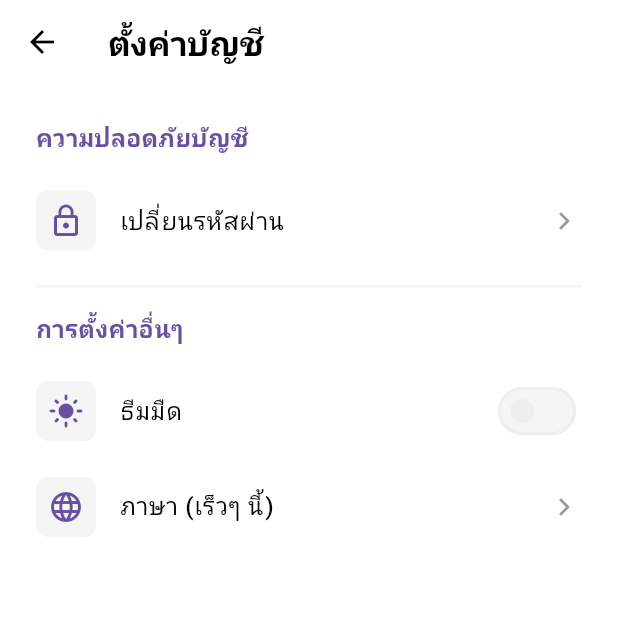
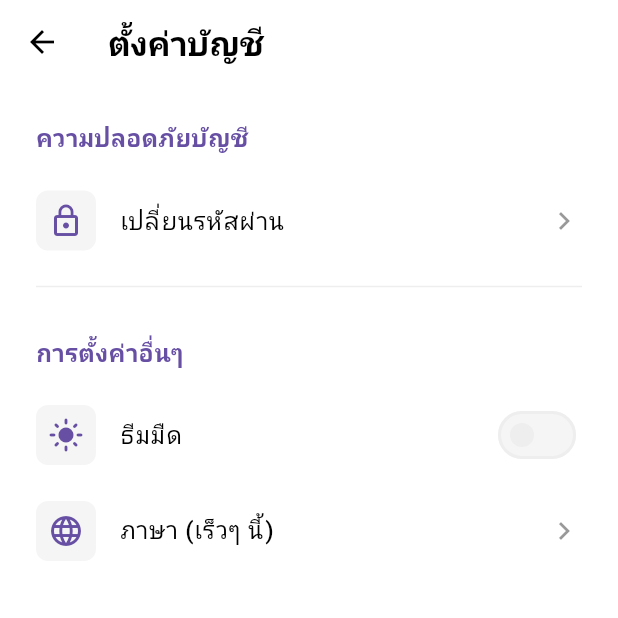
Before and after one commit to lillianxhub/Unitask-flutter, a Flutter app: the SettingsScreen screen opened directly, on a phone screen of 412 x 824 dp, the top half of it. Run offline on Flutter 3.47's test engine with Material 3 defaults, Android fonts, the phone set to English and light mode, and no system bars; our stand-ins replace cloud_firestore, firebase_auth, firebase_core, google_sign_in, shared_preferences; accounts and stored records are empty; generated files the repository leaves out were written again.

Commit message:
feat: add project detail and settings screens

```diff
--- a/lib/screens/settings_screen.dart
+++ b/lib/screens/settings_screen.dart
@@ -23,9 +23,10 @@ class SettingsScreen extends StatelessWidget {
         iconTheme: IconThemeData(color: cs.onSurface),
       ),
       body: ListView(
-        padding: const EdgeInsets.all(24),
         children: [
-          Text(
+          Padding(
+            padding: const EdgeInsets.fromLTRB(24, 24, 24, 16),
+            child: Text(
               'ความปลอดภัยบัญชี',
               style: TextStyle(
                 fontSize: 16,
@@ -33,7 +34,7 @@ class SettingsScreen extends StatelessWidget {
                 color: cs.primary,
               ),
             ),
-          const SizedBox(height: 16),
+          ),
           _buildSettingsTile(
             context,
             icon: Icons.lock_outline,
@@ -42,8 +43,13 @@ class SettingsScreen extends StatelessWidget {
               ChangePasswordBottomSheet.show(context);
             },
           ),
-          Divider(height: 32, color: cs.outline),
-          Text(
+          Padding(
+            padding: const EdgeInsets.symmetric(horizontal: 24),
+            child: Divider(height: 32, color: cs.outline),
+          ),
+          Padding(
+            padding: const EdgeInsets.symmetric(horizontal: 24, vertical: 16),
+            child: Text(
               'การตั้งค่าอื่นๆ',
               style: TextStyle(
                 fontSize: 16,
@@ -51,7 +57,7 @@ class SettingsScreen extends StatelessWidget {
                 color: cs.primary,
               ),
             ),
-          const SizedBox(height: 16),
+          ),
           Consumer<ThemeManager>(
             builder: (context, themeManager, _) {
               return _buildThemeToggleTile(context, themeManager);
@@ -75,7 +81,7 @@ class SettingsScreen extends StatelessWidget {
   ) {
     final cs = Theme.of(context).colorScheme;
     return ListTile(
-      contentPadding: EdgeInsets.zero,
+      contentPadding: const EdgeInsets.symmetric(horizontal: 24),
       leading: Container(
         padding: const EdgeInsets.all(8),
         decoration: BoxDecoration(
@@ -114,7 +120,7 @@ class SettingsScreen extends StatelessWidget {
   }) {
     final cs = Theme.of(context).colorScheme;
     return ListTile(
-      contentPadding: EdgeInsets.zero,
+      contentPadding: const EdgeInsets.symmetric(horizontal: 24),
       leading: Container(
         padding: const EdgeInsets.all(8),
         decoration: BoxDecoration(
```
Also changed, not shown: lib/screens/project_detail_screen.dart (+42 -80 lines). Lines whose indentation alone changed are shown as unchanged.
